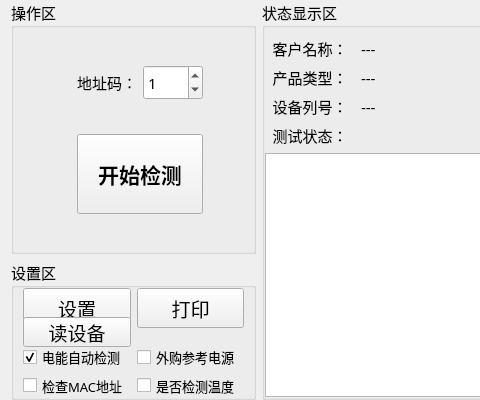
Before: the Qt Designer form home/home_workwid.ui in ChinaClever/BusbarTest, drawn with Qt 5; both pictures show x 0 to 480 and y 0 to 400 of the 1118 by 400 pixel window.
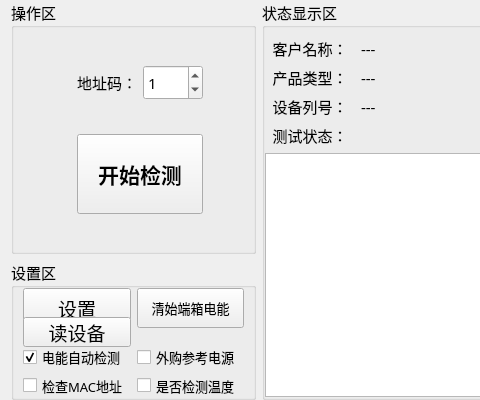
After: the same form once the commit is applied.

Commit message: 增加清电能

```diff
--- a/home/home_workwid.ui
+++ b/home/home_workwid.ui
@@ -692,11 +692,11 @@
         </property>
         <property name="font">
          <font>
-          <pointsize>14</pointsize>
+          <pointsize>10</pointsize>
          </font>
         </property>
         <property name="text">
-         <string>打印</string>
+         <string>清始端箱电能</string>
         </property>
        </widget>
       </item>
```
Left out of the diff: 2 changed lines with no effect on the pictures. The commit also changes 8 other files.
